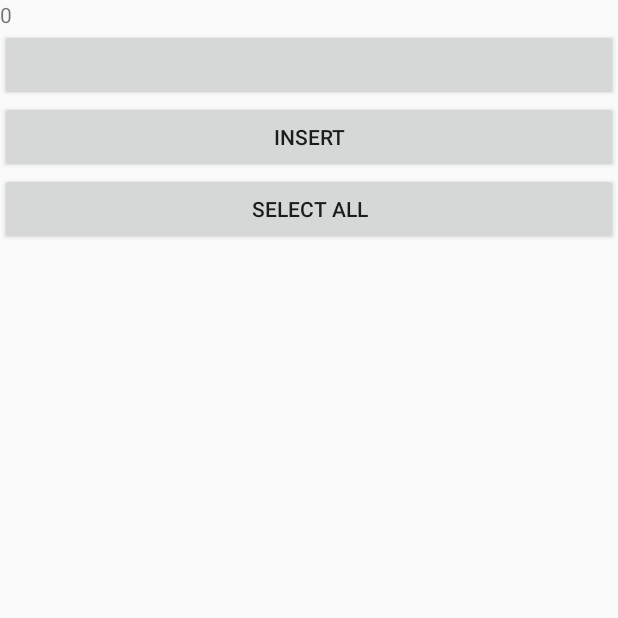
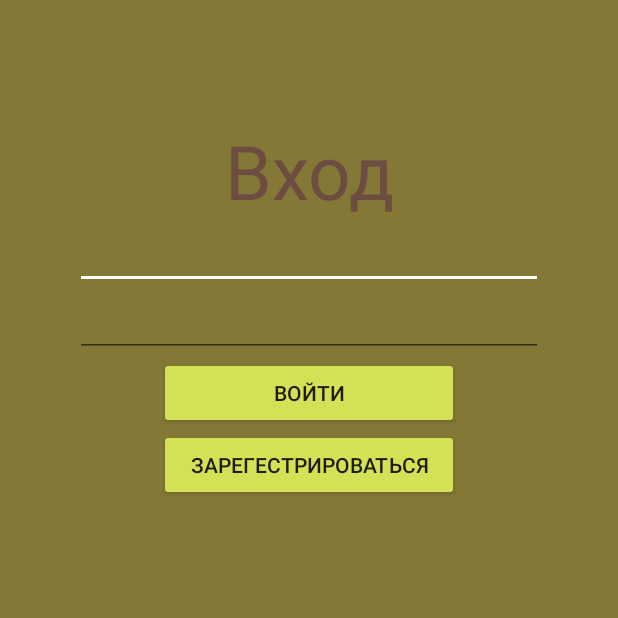
Before and after one commit to lichtstrahl/ivor, an Android app: the screen it shows after launch (MainActivity before the commit, LoginActivity after it), on a phone screen of 412 x 824 dp, the top half of it. Run offline under Robolectric (Android 15) with nearby library versions, the phone set to English and light mode, and no system bars; our stand-ins replace ButterKnife, Room's generated code; libraries missing offline, so code that uses them is left out: com.facebook.stetho; 1 statement that could not run was skipped.

Commit message:
Простая регистрация и вход

```diff
--- a/app/build.gradle
+++ b/app/build.gradle
@@ -33,7 +33,6 @@ dependencies {
     //If you want to add a network helper
     implementation 'com.facebook.stetho:stetho-okhttp:1.5.0'
 
-
     // Room
     implementation "android.arch.persistence.room:runtime:1.1.0"
     annotationProcessor "android.arch.persistence.room:compiler:1.1.0"
--- a/app/src/main/AndroidManifest.xml
+++ b/app/src/main/AndroidManifest.xml
@@ -10,13 +10,15 @@
         android:roundIcon="@mipmap/ic_launcher_round"
         android:supportsRtl="true"
         android:theme="@style/AppTheme">
-        <activity android:name=".MainActivity">
+        <activity android:name=".MainActivity"></activity>
+        <activity android:name=".LoginActivity">
             <intent-filter>
                 <action android:name="android.intent.action.MAIN" />
 
                 <category android:name="android.intent.category.LAUNCHER" />
             </intent-filter>
         </activity>
+        <activity android:name=".RegisterActivity"></activity>
     </application>
 
 </manifest>
--- /dev/null
+++ b/app/src/main/java/Answer/AnswerDao.java
@@ -0,0 +1,27 @@
+package Answer;
+
+import android.arch.persistence.room.Dao;
+import android.arch.persistence.room.Delete;
+import android.arch.persistence.room.Insert;
+import android.arch.persistence.room.Query;
+import android.arch.persistence.room.Update;
+
+import java.util.List;
+
+@Dao
+public interface AnswerDao {
+    @Query("SELECT * FROM Answer")
+    List<Answer> getAll();
+
+    @Query("DELETE FROM Answer")
+    void deleteAll();
+
+    @Update
+    void update(Answer a);
+
+    @Insert
+    long insert(Answer a);
+
+    @Delete
+    void delete(Answer a);
+}
--- /dev/null
+++ b/app/src/main/java/Qustion/QuestionDao.java
@@ -0,0 +1,30 @@
+package Qustion;
+
+import android.arch.persistence.room.Dao;
+import android.arch.persistence.room.Delete;
+import android.arch.persistence.room.Insert;
+import android.arch.persistence.room.Query;
+import android.arch.persistence.room.Update;
+
+import java.util.List;
+
+import Qustion.Question;
+
+@Dao
+public interface QuestionDao {
+
+    @Query("SELECT * FROM Question")
+    List<Question> getAll();
+
+    @Query("DELETE FROM question")
+    void deleteAll();
+
+    @Insert
+    long insert(Question q);    // id, куда произошла вставка
+
+    @Update
+    void update(Question q);
+
+    @Delete
+    void delete(Question q);
+}
--- /dev/null
+++ b/app/src/main/java/Users/UserDao.java
@@ -0,0 +1,31 @@
+package Users;
+
+import android.arch.persistence.room.Dao;
+import android.arch.persistence.room.Delete;
+import android.arch.persistence.room.Insert;
+import android.arch.persistence.room.Query;
+import android.arch.persistence.room.Update;
+
+import java.util.List;
+
+@Dao
+public interface UserDao {
+    @Query("SELECT * FROM User")
+    List<User> getAll();
+
+    @Query("DELETE FROM User")
+    void deleteAll();
+
+    @Query("SELECT * FROM User WHERE id = :id")
+    User getUser(int id);
+
+    @Query("SELECT * FROM User WHERE login = :login AND pass = :password")
+    User getUser(String login, String password);
+
+    @Insert
+    void insert(User u);
+    @Delete
+    void delete(User u);
+    @Update
+    void update(User u);
+}
--- a/app/src/main/java/root/ivatio/App.java
+++ b/app/src/main/java/root/ivatio/App.java
@@ -2,6 +2,8 @@ package root.ivatio;
 
 import android.app.Application;
 import android.arch.persistence.room.Room;
+
+import com.facebook.stetho.Stetho;
 
 public class App extends Application {
     private static AppDatabase DB;
@@ -18,5 +20,6 @@ public class App extends Application {
     public void onCreate() {
         super.onCreate();
         DB = Room.databaseBuilder(this, AppDatabase.class, nameDB).allowMainThreadQueries().build();
+        Stetho.initializeWithDefaults(this);
     }
 }
--- a/app/src/main/java/root/ivatio/AppDatabase.java
+++ b/app/src/main/java/root/ivatio/AppDatabase.java
@@ -3,7 +3,17 @@ package root.ivatio;
 import android.arch.persistence.room.Database;
 import android.arch.persistence.room.RoomDatabase;
 
-@Database(entities = {Employee.class}, version = 1)
+import Answer.Answer;
+import Answer.AnswerDao;
+import Qustion.Question;
+import Qustion.QuestionDao;
+import Users.User;
+import Users.UserDao;
+
+@Database(entities = {Question.class, Answer.class, User.class}, version = 1)
 public abstract class AppDatabase extends RoomDatabase {
-    public abstract EmployeeDao employeeDao();
+//    public abstract
+    public abstract QuestionDao getQuestionDao();
+    public abstract AnswerDao getAnswerDao();
+    public abstract UserDao getUserDao();
 }
--- a/app/src/main/java/root/ivatio/EmployeeDao.java
+++ /dev/null
@@ -1,27 +0,0 @@
-package root.ivatio;
-
-import android.arch.persistence.room.Dao;
-import android.arch.persistence.room.Delete;
-import android.arch.persistence.room.Insert;
-import android.arch.persistence.room.Query;
-import android.arch.persistence.room.Update;
-
-import java.util.List;
-
-@Dao
-public interface EmployeeDao {
-    @Query("SELECT * FROM employee")
-    List<Employee> getAll();
-
-    @Query("SELECT * FROM employee WHERE id = :id")
-    Employee getById(int id);
-
-    @Insert
-    void insert(Employee emp);
-
-    @Update
-    void update(Employee emp);
-
-    @Delete
-    void delete(Employee emp);
-}
--- /dev/null
+++ b/app/src/main/java/root/ivatio/LoginActivity.java
@@ -0,0 +1,45 @@
+package root.ivatio;
+
+import android.content.Intent;
+import android.os.Bundle;
+import android.support.v7.app.AppCompatActivity;
+import android.widget.Button;
+import android.widget.EditText;
+import android.widget.Toast;
+
+import Users.User;
+import butterknife.BindView;
+import butterknife.ButterKnife;
+import butterknife.OnClick;
+
+public class LoginActivity extends AppCompatActivity {
+
+    @BindView(R.id.editLogin)
+    EditText editLogin;
+
+    @BindView(R.id.editPassword)
+    EditText editPassword;
+
+
+    @OnClick(R.id.buttonLogin)
+    public void loginClick(Button b) {
+        User user = App.getDB().getUserDao().getUser(editLogin.getText().toString(), editPassword.getText().toString());
+        if (user == null)
+            Toast.makeText(this, "Пользователь не найден или пароль неверен", Toast.LENGTH_SHORT).show();
+        else
+            Toast.makeText(this, "Вход выполнен", Toast.LENGTH_SHORT).show();
+    }
+
+    @OnClick(R.id.buttonRegister)
+    public void registerClick(Button b) {
+        Intent intent = new Intent(this, RegisterActivity.class);
+        startActivity(intent);
+    }
+
+    @Override
+    protected void onCreate(Bundle savedInstanceState) {
+        super.onCreate(savedInstanceState);
+        setContentView(R.layout.activity_login);
+        ButterKnife.bind(this);
+    }
+}
--- /dev/null
+++ b/app/src/main/res/layout/activity_login.xml
@@ -0,0 +1,59 @@
+<?xml version="1.0" encoding="utf-8"?>
+<LinearLayout
+    xmlns:android="http://schemas.android.com/apk/res/android"
+    xmlns:app="http://schemas.android.com/apk/res-auto"
+    xmlns:tools="http://schemas.android.com/tools"
+    android:layout_width="match_parent"
+    android:layout_height="match_parent"
+    tools:context=".LoginActivity"
+    android:orientation="vertical"
+    android:background="@color/bgLogin">
+
+
+    <LinearLayout
+        android:layout_width="match_parent"
+        android:layout_height="wrap_content"
+        android:orientation="vertical"
+        android:layout_marginVertical="80sp"
+        android:visibility="visible">
+
+    <TextView
+        android:layout_width="match_parent"
+        android:layout_height="wrap_content"
+        android:textSize="50sp"
+        android:text="@string/LoginLabel"
+        android:textAlignment="center"
+        android:textColor="@color/ftLogin" />
+    <EditText
+        android:id="@+id/editLogin"
+        android:layout_width="match_parent"
+        android:layout_height="wrap_content"
+        android:layout_marginLeft="50sp"
+        android:layout_marginRight="50sp"/>
+    <EditText
+        android:id="@+id/editPassword"
+        android:layout_width="match_parent"
+        android:layout_height="wrap_content"
+        android:layout_marginLeft="50sp"
+        android:layout_marginRight="50sp"
+        android:inputType="textPassword"/>
+
+    <Button
+        android:id="@+id/buttonLogin"
+        android:layout_width="200sp"
+        android:layout_height="wrap_content"
+        android:layout_gravity="center"
+        android:backgroundTint="@color/bgButton"
+        android:text="@string/btnLogin"/>
+
+    <Button
+        android:id="@+id/buttonRegister"
+        android:layout_width="200sp"
+        android:layout_height="wrap_content"
+        android:layout_gravity="center_horizontal"
+        android:backgroundTint="@color/bgButton"
+        android:text="@string/btnRegister"/>
+
+    </LinearLayout>
+
+</LinearLayout>
--- a/app/src/main/res/values/colors.xml
+++ b/app/src/main/res/values/colors.xml
@@ -3,4 +3,10 @@
     <color name="colorPrimary">#3F51B5</color>
     <color name="colorPrimaryDark">#303F9F</color>
     <color name="colorAccent">#FF4081</color>
+
+    <!-- LoginActivity -->
+    <color name="bgLogin">#837835</color>
+    <color name="ftLogin">#6d4c41</color>
+    <color name="bgButton">#d4e157</color>
+    <!-- ............. -->
 </resources>
--- a/app/src/main/res/values/styles.xml
+++ b/app/src/main/res/values/styles.xml
@@ -6,6 +6,9 @@
         <item name="colorPrimary">@color/colorPrimary</item>
         <item name="colorPrimaryDark">@color/colorPrimaryDark</item>
         <item name="colorAccent">@color/colorAccent</item>
+
+        <item name="colorControlActivated">#FFF</item>
+        <item name="colorControlHighlight">#FFF</item>
     </style>
 
 </resources>
```
Also changed, not shown: app/src/main/java/Answer/Answer.java (renamed from app/src/main/java/root/ivatio/Employee.java, +5 -5 lines), app/src/main/java/Qustion/Question.java (added, +12 -0 lines), app/src/main/java/Users/User.java (added, +63 -0 lines), app/src/main/java/root/ivatio/MainActivity.java (+39 -42 lines), app/src/main/java/root/ivatio/RegisterActivity.java (added, +66 -0 lines), app/src/main/res/layout/activity_main.xml (+27 -10 lines), app/src/main/res/layout/activity_register.xml (added, +100 -0 lines), app/src/main/res/values/strings.xml (+19 -0 lines).
